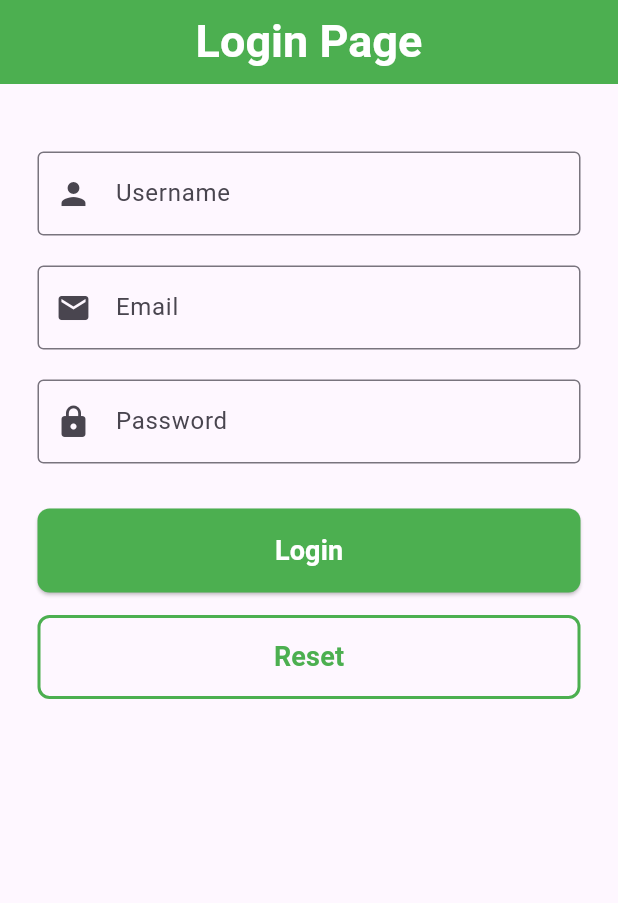
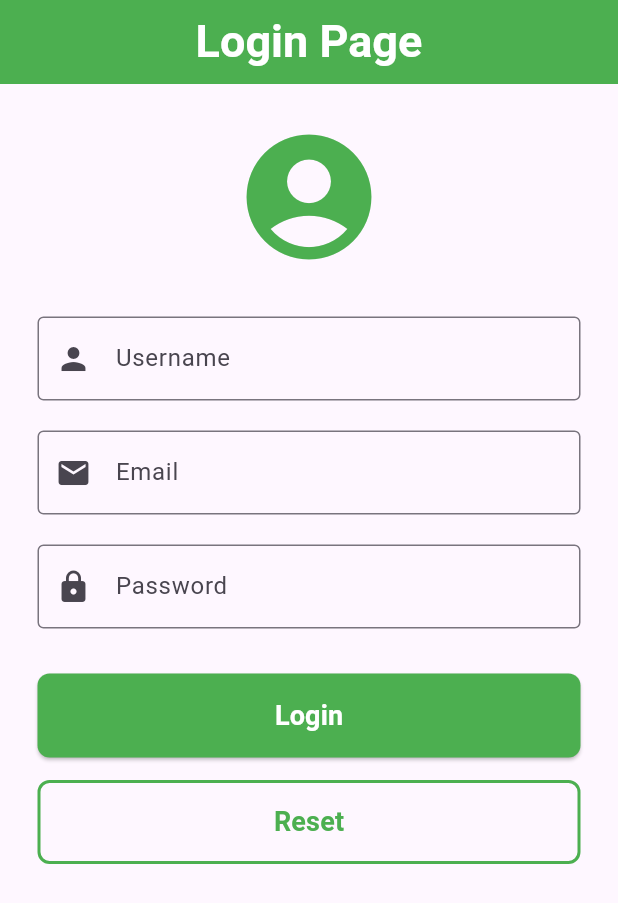
Before and after one commit to shifilkb/FormApp, a Flutter app: the screen it shows after launch, on a phone screen of 412 x 824 dp. Shown: the top 903 px of the screen. Run offline on Flutter 3.47's test engine with Material 3 defaults, Android fonts, the phone set to English and light mode, and no system bars.

Commit message:
new icon added

```diff
--- a/myform/lib/main.dart
+++ b/myform/lib/main.dart
@@ -82,7 +82,12 @@ class _HomescreenState extends State<Homescreen> {
             child: Column(
               crossAxisAlignment: CrossAxisAlignment.stretch,
               children: [
-                const SizedBox(height: 20),
+                const Icon(
+                  Icons.account_circle,
+                  size: 100,
+                  color: Colors.green,
+                ),
+                const SizedBox(height: 30),
                 TextFormField(
                   controller: _usernameController,
                   decoration: const InputDecoration(
```
